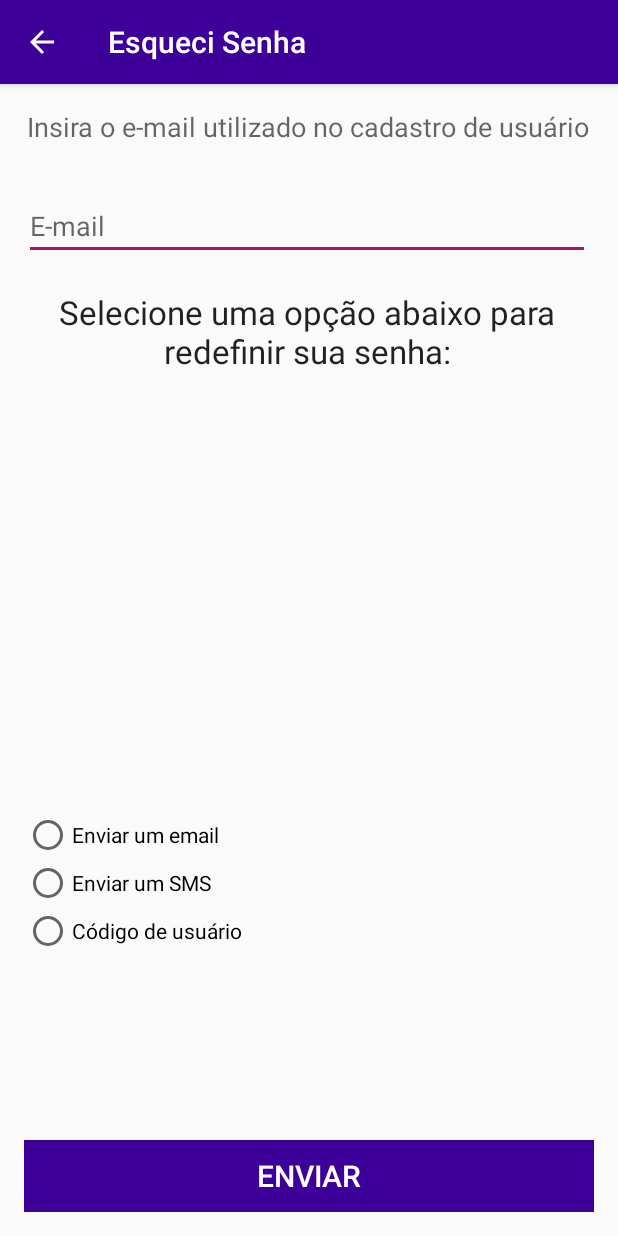
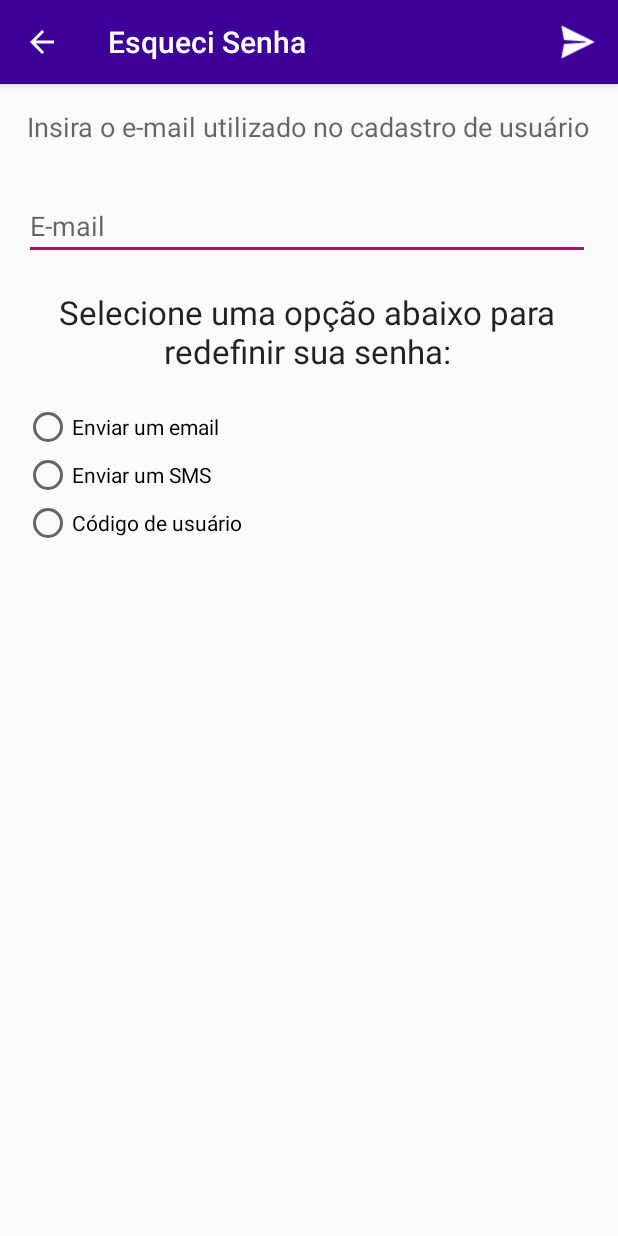
Before and after one commit to elcinho/projetotrip, an Android app: the EsqueciSenhaActivity screen opened directly, with no data from a screen before it, on a phone screen of 412 x 824 dp. Run offline under Robolectric (Android 15) with nearby library versions, the phone set to English and light mode, and no system bars.

Commit message:
Correção layout "Esqueci Senha"

```diff
--- a/app/src/main/java/libelulati/tripctrl/Senha/EsqueciSenhaActivity.java
+++ b/app/src/main/java/libelulati/tripctrl/Senha/EsqueciSenhaActivity.java
@@ -10,6 +10,7 @@ import android.support.v4.app.NavUtils;
 import android.support.v7.app.AlertDialog;
 import android.support.v7.app.AppCompatActivity;
 import android.view.LayoutInflater;
+import android.view.Menu;
 import android.view.MenuItem;
 import android.view.View;
 import android.view.inputmethod.InputMethodManager;
@@ -30,7 +31,6 @@ public class EsqueciSenhaActivity extends AppCompatActivity {
 
     final int[] usuarioid = {0};
     RadioButton es_enviarsms, es_enviaremail, es_enviarcodusuario;
-    Button es_enviar;
     EditText es_telefone, es_email, es_codusuario;
     int envio = 0, usid = 0;
     Context context;
@@ -47,8 +47,6 @@ public class EsqueciSenhaActivity extends AppCompatActivity {
         es_enviarsms = (RadioButton) findViewById(R.id.rb_es_enviarsms);
         es_enviaremail = (RadioButton) findViewById(R.id.rb_es_enviaremail);
         es_enviarcodusuario = (RadioButton) findViewById(R.id.rb_es_codusuario);
-
-        es_enviar = (Button) findViewById(R.id.bt_es_enviar);
 
         es_telefone = (EditText) findViewById(R.id.ed_es_telefone);
         es_email = (EditText) findViewById(R.id.ed_es_email);
@@ -88,11 +86,36 @@ public class EsqueciSenhaActivity extends AppCompatActivity {
                 }
             }
         });
+    }
 
-        es_enviar.setOnClickListener(new View.OnClickListener() {
     @Override
-            public void onClick(View v) {
-                context = v.getContext();
+    public boolean onCreateOptionsMenu(Menu menu) {
+        super.onCreateOptionsMenu(menu);
+        getMenuInflater().inflate(R.menu.menu_enviar, menu);
+        return (true);
+    }
+
+    @Override
+    public boolean onOptionsItemSelected(MenuItem item) {
+        int id = item.getItemId();
+        switch (id){
+            case R.id.mn_gb_enviar:
+                enviar();
+            case android.R.id.home:
+                if(getActionBar() == null){
+                    onBackPressed();
+                }
+                else{
+                    NavUtils.navigateUpFromSameTask(this);
+                }
+                return true;
+            default:
+                return super.onOptionsItemSelected(item);
+        }
+    }
+
+    public void enviar(){
+        context = EsqueciSenhaActivity.this;
 
         switch (envio) {
             case 1:
@@ -122,27 +145,6 @@ public class EsqueciSenhaActivity extends AppCompatActivity {
                     startActivityForResult(itns, 1);
                 }
                 break;
-                }
-
-
-            }
-        });
-    }
-
-    @Override
-    public boolean onOptionsItemSelected(MenuItem item) {
-        int id = item.getItemId();
-        switch (id){
-            case android.R.id.home:
-                if(getActionBar() == null){
-                    onBackPressed();
-                }
-                else{
-                    NavUtils.navigateUpFromSameTask(this);
-                }
-                return true;
-            default:
-                return super.onOptionsItemSelected(item);
         }
     }
 
--- a/app/src/main/res/layout/content_esqueci_senha.xml
+++ b/app/src/main/res/layout/content_esqueci_senha.xml
@@ -22,13 +22,43 @@
         android:textAlignment="center"
         android:textAppearance="?android:attr/textAppearanceMedium" />
 
+    <EditText
+        android:id="@+id/ed_es_email"
+        android:layout_width="wrap_content"
+        android:layout_height="wrap_content"
+        android:layout_alignEnd="@+id/tx_es_insiraemail"
+        android:layout_alignParentLeft="true"
+        android:layout_alignParentStart="true"
+        android:layout_alignRight="@+id/tx_es_insiraemail"
+        android:layout_below="@+id/tx_es_insiraemail"
+        android:layout_marginTop="31dp"
+        android:ems="10"
+        android:hint="@string/email"
+        android:inputType="textEmailAddress"
+        android:textColor="@color/colorAccent" />
+
+    <TextView
+        android:id="@+id/tx_es_selecioneopcao"
+        android:layout_width="wrap_content"
+        android:layout_height="wrap_content"
+        android:layout_alignEnd="@+id/ed_es_email"
+        android:layout_alignParentLeft="true"
+        android:layout_alignParentStart="true"
+        android:layout_alignRight="@+id/ed_es_email"
+        android:layout_below="@+id/ed_es_email"
+        android:layout_marginTop="20dp"
+        android:text="@string/selecioneopcao"
+        android:textAlignment="center"
+        android:textAppearance="?android:attr/textAppearanceLarge" />
+
     <RadioGroup
         android:id="@+id/rg_es_gruposelecao"
         android:layout_width="match_parent"
         android:layout_height="wrap_content"
-        android:layout_above="@+id/ed_es_telefone"
+        android:layout_below="@+id/tx_es_selecioneopcao"
         android:layout_alignParentLeft="true"
         android:layout_alignParentStart="true"
+        android:layout_marginTop="20dp"
         android:layout_marginBottom="28dp"
         android:orientation="vertical">
 
@@ -62,70 +92,31 @@
         android:id="@+id/ed_es_telefone"
         android:layout_width="wrap_content"
         android:layout_height="wrap_content"
-        android:layout_above="@+id/bt_es_enviar"
+        android:layout_below="@+id/rg_es_gruposelecao"
         android:layout_alignEnd="@+id/ed_es_codusuario"
         android:layout_alignParentLeft="true"
         android:layout_alignParentStart="true"
         android:layout_alignRight="@+id/ed_es_codusuario"
-        android:layout_marginBottom="50dp"
+        android:layout_marginTop="20dp"
         android:hint="@string/telefone"
         android:textColor="@color/colorAccent"
         android:visibility="invisible" />
 
-    <EditText
-        android:id="@+id/ed_es_email"
-        android:layout_width="wrap_content"
-        android:layout_height="wrap_content"
-        android:layout_alignEnd="@+id/tx_es_insiraemail"
-        android:layout_alignParentLeft="true"
-        android:layout_alignParentStart="true"
-        android:layout_alignRight="@+id/tx_es_insiraemail"
-        android:layout_below="@+id/tx_es_insiraemail"
-        android:layout_marginTop="31dp"
-        android:ems="10"
-        android:hint="@string/email"
-        android:inputType="textEmailAddress"
-        android:textColor="@color/colorAccent" />
+
 
     <EditText
         android:id="@+id/ed_es_codusuario"
         android:layout_width="wrap_content"
         android:layout_height="wrap_content"
-        android:layout_above="@+id/bt_es_enviar"
+        android:layout_below="@+id/rg_es_gruposelecao"
         android:layout_alignEnd="@+id/rg_es_gruposelecao"
         android:layout_alignParentLeft="true"
         android:layout_alignParentStart="true"
         android:layout_alignRight="@+id/rg_es_gruposelecao"
-        android:layout_marginBottom="50dp"
+        android:layout_marginTop="20dp"
         android:hint="@string/codusuario"
         android:textColor="@color/colorAccent"
         android:visibility="invisible" />
 
-    <Button
-        android:id="@+id/bt_es_enviar"
-        android:layout_width="wrap_content"
-        android:layout_height="wrap_content"
-        android:layout_alignEnd="@+id/rg_es_gruposelecao"
-        android:layout_alignParentBottom="true"
-        android:layout_alignParentLeft="true"
-        android:layout_alignParentStart="true"
-        android:layout_alignRight="@+id/rg_es_gruposelecao"
-        android:background="@color/colorPrimary"
-        android:text="@string/enviar"
-        android:textColor="@color/colorBranco"
-        android:textSize="@dimen/fontebotoes" />
 
-    <TextView
-        android:id="@+id/tx_es_selecioneopcao"
-        android:layout_width="wrap_content"
-        android:layout_height="wrap_content"
-        android:layout_alignEnd="@+id/ed_es_email"
-        android:layout_alignParentLeft="true"
-        android:layout_alignParentStart="true"
-        android:layout_alignRight="@+id/ed_es_email"
-        android:layout_below="@+id/ed_es_email"
-        android:layout_marginTop="20dp"
-        android:text="@string/selecioneopcao"
-        android:textAlignment="center"
-        android:textAppearance="?android:attr/textAppearanceLarge" />
 </RelativeLayout>
--- /dev/null
+++ b/app/src/main/res/menu/menu_enviar.xml
@@ -0,0 +1,10 @@
+<?xml version="1.0" encoding="utf-8"?>
+<menu xmlns:android="http://schemas.android.com/apk/res/android"
+    xmlns:app="http://schemas.android.com/apk/res-auto">
+
+    <item android:id="@+id/mn_gb_enviar"
+        android:icon="@drawable/ic_action_send"
+        android:orderInCategory="1"
+        android:title="@string/salvar"
+        app:showAsAction="always"/>
+</menu>
```
Also changed, not shown: app/src/main/res/drawable/ic_action_send.png (added). Lines whose indentation alone changed are shown as unchanged.
